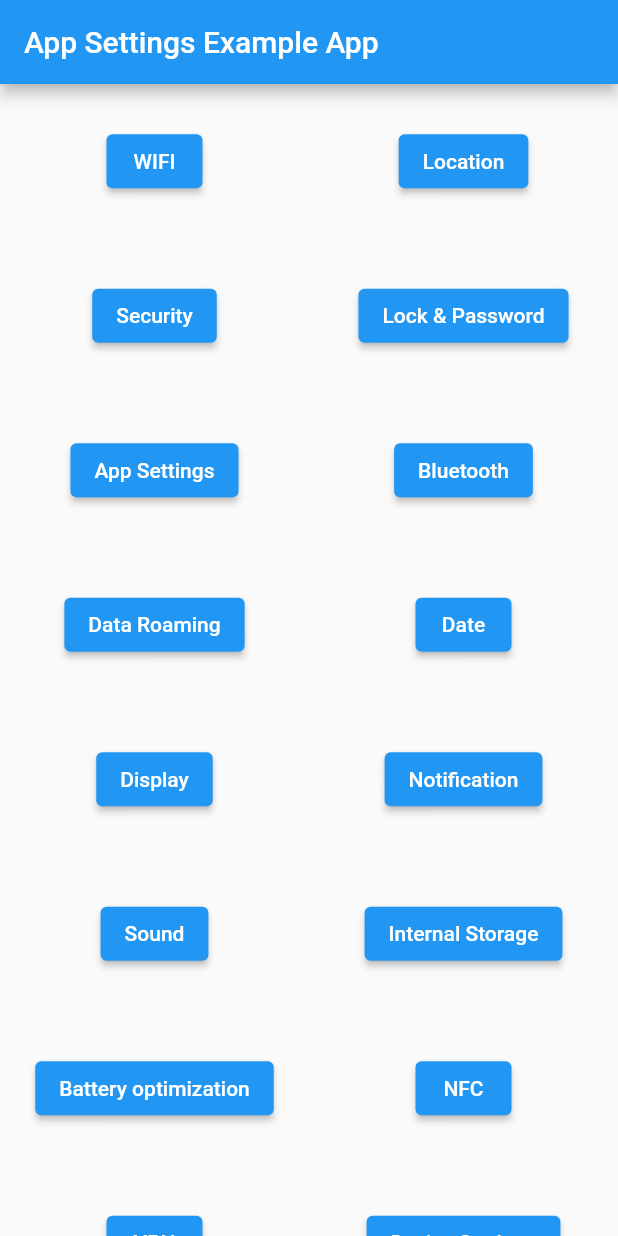
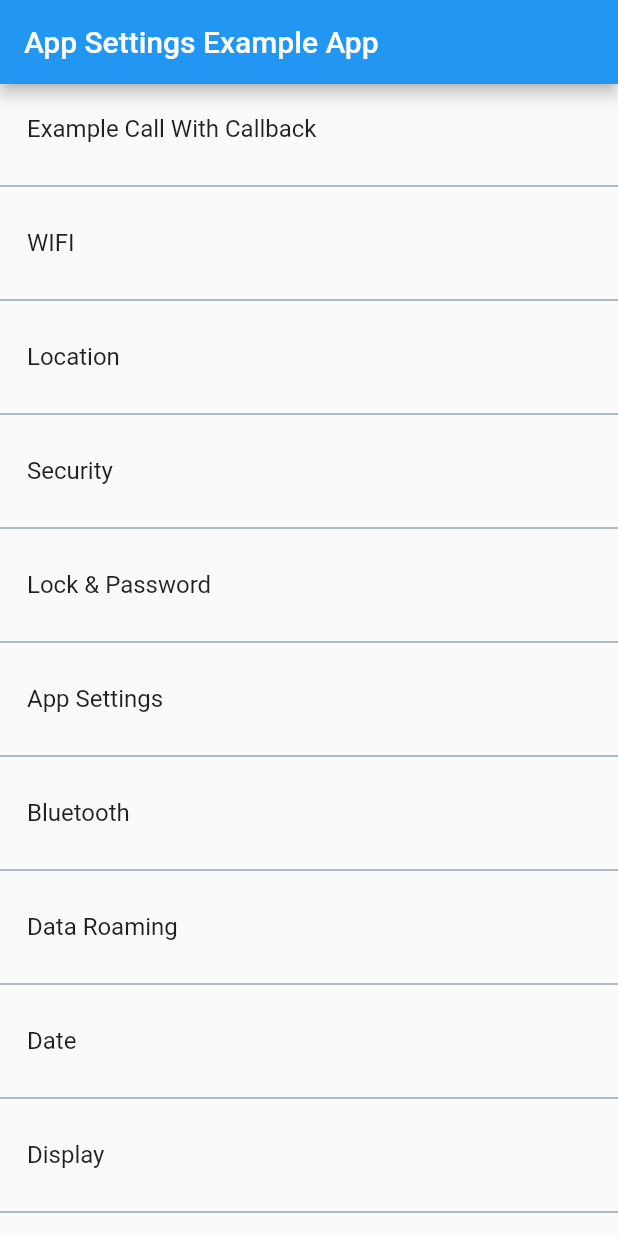
Before and after one commit to spencerccf/app_settings, a Flutter app: the screen it shows after launch, on a phone screen of 412 x 824 dp. Run offline on Flutter 3.47's test engine with Material 2 defaults, Android fonts, the phone set to English and light mode, and no system bars.

Commit message:
Adding ability to add callback to request

```diff
--- a/example/lib/main.dart
+++ b/example/lib/main.dart
@@ -38,161 +38,167 @@ class _MyAppState extends State<MyApp> {
             appBar: AppBar(
               title: const Text('App Settings Example App'),
             ),
-            body: GridView.count(
-                crossAxisCount: 2,
-                childAspectRatio: 2,
-                children: List.generate(actionItems.length, (index) {
-                  return Center(
-                      child: ButtonTheme(
-                    colorScheme: ColorScheme.dark(),
-                    minWidth: 150.0,
-                    child: actionItems[index],
-                  ));
-                }))));
+            body: ListView.separated(
+              separatorBuilder: (context, index) => Divider(
+                color: Colors.blueGrey,
+              ),
+              itemCount: actionItems.length,
+              itemBuilder: (context, index) => Padding(
+                padding: EdgeInsets.all(2.0),
+                child: actionItems[index],
+              ),
+            )));
   }
 
   List<Widget> getListOfActionButtons() {
     var actionItems = <Widget>[];
 
     actionItems.addAll([
-      ElevatedButton(
-        child: Text("WIFI"),
-        onPressed: () {
-          AppSettings.openWIFISettings();
-        },
-      ),
-      ElevatedButton(
-        child: Text("Location"),
-        onPressed: () {
+      ListTile(
+          title: Text('Example Call With Callback'),
+          minVerticalPadding: 5.0,
+          onTap: (() {
+            AppSettings.openWIFISettings(callback: () {
+              print("sample callback function called");
+            });
+          })),
+      ListTile(
+          title: Text('WIFI'),
+          minVerticalPadding: 5.0,
+          onTap: (() {
+            AppSettings.openWIFISettings();
+          })),
+      ListTile(
+        title: Text("Location"),
+        onTap: () {
           AppSettings.openLocationSettings();
         },
       ),
-      ElevatedButton(
-        child: Text("Security"),
-        onPressed: () {
+      ListTile(
+        title: Text("Security"),
+        onTap: () {
           AppSettings.openSecuritySettings();
         },
       ),
-      ElevatedButton(
-        child: Text("Lock & Password"),
-        onPressed: () {
+      ListTile(
+        title: Text("Lock & Password"),
+        onTap: () {
           AppSettings.openLockAndPasswordSettings();
         },
       ),
-      ElevatedButton(
-        child: Text("App Settings"),
-        onPressed: () {
+      ListTile(
+        title: Text("App Settings"),
+        onTap: () {
           AppSettings.openAppSettings();
         },
       ),
-      ElevatedButton(
-        child: Text("Bluetooth"),
-        onPressed: () {
+      ListTile(
+        title: Text("Bluetooth"),
+        onTap: () {
           AppSettings.openBluetoothSettings();
         },
       ),
-      ElevatedButton(
-        child: Text("Data Roaming"),
-        onPressed: () {
+      ListTile(
+        title: Text("Data Roaming"),
+        onTap: () {
           AppSettings.openDataRoamingSettings();
         },
       ),
-      ElevatedButton(
-        child: Text("Date"),
-        onPressed: () {
+      ListTile(
+        title: Text("Date"),
+        onTap: () {
           AppSettings.openDateSettings();
         },
       ),
-      ElevatedButton(
-        child: Text("Display"),
-        onPressed: () {
+      ListTile(
+        title: Text("Display"),
+        onTap: () {
           AppSettings.openDisplaySettings();
         },
       ),
-      ElevatedButton(
-        child: Text("Notification"),
-        onPressed: () {
+      ListTile(
+        title: Text("Notification"),
+        onTap: () {
           AppSettings.openNotificationSettings();
         },
       ),
-      ElevatedButton(
-        child: Text("Sound"),
-        onPressed: () {
+      ListTile(
+        title: Text("Sound"),
+        onTap: () {
           AppSettings.openSoundSettings();
         },
       ),
-      ElevatedButton(
-        child: Text("Internal Storage"),
-        onPressed: () {
+      ListTile(
+        title: Text("Internal Storage"),
+        onTap: () {
           AppSettings.openInternalStorageSettings();
         },
       ),
-      ElevatedButton(
-        child: Text("Battery optimization"),
-        onPressed: () {
+      ListTile(
+        title: Text("Battery optimization"),
+        onTap: () {
           AppSettings.openBatteryOptimizationSettings();
         },
       ),
-      ElevatedButton(
-        child: Text("NFC"),
-        onPressed: () {
+      ListTile(
+        title: Text("NFC"),
+        onTap: () {
           AppSettings.openNFCSettings();
         },
       ),
-      ElevatedButton(
-        child: Text("VPN"),
-        onPressed: () {
+      ListTile(
+        title: Text("VPN"),
+        onTap: () {
           AppSettings.openVPNSettings(
             asAnotherTask: true,
           );
         },
       ),
-      ElevatedButton(
-        child: Text("Device Settings"),
-        onPressed: () {
+      ListTile(
+        title: Text("Device Settings"),
+        onTap: () {
           AppSettings.openDeviceSettings(
             asAnotherTask: true,
           );
         },
       ),
-      ElevatedButton(
-        child: Text("Accessibility"),
-        onPressed: () {
+      ListTile(
+        title: Text("Accessibility"),
+        onTap: () {
           AppSettings.openAccessibilitySettings(
             asAnotherTask: true,
           );
         },
       ),
-      ElevatedButton(
-        child: Text("Developer"),
-        onPressed: () {
+      ListTile(
+        title: Text("Developer"),
+        onTap: () {
           AppSettings.openDevelopmentSettings(
             asAnotherTask: true,
           );
         },
       ),
-      ElevatedButton(
-        child: Text("Hotspot"),
-        onPressed: () {
+      ListTile(
+        title: Text("Hotspot"),
+        onTap: () {
           AppSettings.openHotspotSettings(
             asAnotherTask: true,
           );
         },
       ),
-      ElevatedButton(
-        child: Text("APN"),
-        onPressed: () {
+      ListTile(
+        title: Text("APN"),
+        onTap: () {
           AppSettings.openAPNSettings(asAnotherTask: true);
         },
       ),
-      ElevatedButton(
-        child: Text("Alarm & Reminders"),
-        onPressed: () {
+      ListTile(
+        title: Text("Alarm & Reminders"),
+        onTap: () {
           AppSettings.openAlarmSettings(asAnotherTask: true);
         },
       ),
     ]);
-
     return actionItems;
   }
 
--- a/lib/app_settings.dart
+++ b/lib/app_settings.dart
@@ -7,193 +7,198 @@ class AppSettings {
   static const MethodChannel _channel = const MethodChannel('app_settings');
 
   /// Future async method call to open WIFI settings.
-  static Future<void> openWIFISettings({
-    bool asAnotherTask = false,
-  }) async {
-    _channel.invokeMethod('wifi', {
+  static Future<void> openWIFISettings(
+      {bool asAnotherTask = false, Function? callback}) async {
+    await _channel.invokeMethod('wifi', {
       'asAnotherTask': asAnotherTask,
     });
+    if (callback != null) handleCallback(callback);
   }
 
   /// Future async method call to open wireless settings.
-  static Future<void> openWirelessSettings({
-    bool asAnotherTask = false,
-  }) async {
-    _channel.invokeMethod('wireless', {
+  static Future<void> openWirelessSettings(
+      {bool asAnotherTask = false, Function? callback}) async {
+    await _channel.invokeMethod('wireless', {
       'asAnotherTask': asAnotherTask,
     });
+    if (callback != null) handleCallback(callback);
   }
 
   /// Future async method call to open location settings.
-  static Future<void> openLocationSettings({
-    bool asAnotherTask = false,
-  }) async {
-    _channel.invokeMethod('location', {
+  static Future<void> openLocationSettings(
+      {bool asAnotherTask = false, Function? callback}) async {
+    await _channel.invokeMethod('location', {
       'asAnotherTask': asAnotherTask,
     });
+    if (callback != null) handleCallback(callback);
   }
 
   /// Future async method call to open security settings.
-  static Future<void> openSecuritySettings({
-    bool asAnotherTask = false,
-  }) async {
-    _channel.invokeMethod('security', {
+  static Future<void> openSecuritySettings(
+      {bool asAnotherTask = false, Function? callback}) async {
+    await _channel.invokeMethod('security', {
       'asAnotherTask': asAnotherTask,
     });
+    if (callback != null) handleCallback(callback);
   }
 
   /// Future async method call to open security settings.
-  static Future<void> openLockAndPasswordSettings({
-    bool asAnotherTask = false,
-  }) async {
-    _channel.invokeMethod('locksettings', {
+  static Future<void> openLockAndPasswordSettings(
+      {bool asAnotherTask = false, Function? callback}) async {
+    await _channel.invokeMethod('locksettings', {
       'asAnotherTask': asAnotherTask,
     });
+    if (callback != null) handleCallback(callback);
   }
 
   /// Future async method call to open bluetooth settings.
-  static Future<void> openBluetoothSettings({
-    bool asAnotherTask = false,
-  }) async {
-    _channel.invokeMethod('bluetooth', {
+  static Future<void> openBluetoothSettings(
+      {bool asAnotherTask = false, Function? callback}) async {
+    await _channel.invokeMethod('bluetooth', {
       'asAnotherTask': asAnotherTask,
     });
+    if (callback != null) handleCallback(callback);
   }
 
   /// Future async method call to open data roaming settings.
-  static Future<void> openDataRoamingSettings({
-    bool asAnotherTask = false,
-  }) async {
-    _channel.invokeMethod('data_roaming', {
+  static Future<void> openDataRoamingSettings(
+      {bool asAnotherTask = false, Function? callback}) async {
+    await _channel.invokeMethod('data_roaming', {
       'asAnotherTask': asAnotherTask,
     });
+    if (callback != null) handleCallback(callback);
   }
 
   /// Future async method call to open date settings.
-  static Future<void> openDateSettings({
-    bool asAnotherTask = false,
-  }) async {
-    _channel.invokeMethod('date', {
+  static Future<void> openDateSettings(
+      {bool asAnotherTask = false, Function? callback}) async {
+    await _channel.invokeMethod('date', {
       'asAnotherTask': asAnotherTask,
     });
+    if (callback != null) handleCallback(callback);
   }
 
   /// Future async method call to open display settings.
-  static Future<void> openDisplaySettings({
-    bool asAnotherTask = false,
-  }) async {
-    _channel.invokeMethod('display', {
-      'asAnotherTask': asAnotherTask,
-    });
+  static Future<void> openDisplaySettings(
+      {bool asAnotherTask = false, Function? callback}) async {
+    await _channel.invokeMethod('display', {'asAnotherTask': asAnotherTask});
+    if (callback != null) handleCallback(callback);
   }
 
   /// Future async method call to open notification settings.
-  static Future<void> openNotificationSettings({
-    bool asAnotherTask = false,
-  }) async {
-    _channel.invokeMethod('notification', {
+  static Future<void> openNotificationSettings(
+      {bool asAnotherTask = false, Function? callback}) async {
+    await _channel.invokeMethod('notification', {
       'asAnotherTask': asAnotherTask,
     });
+    if (callback != null) handleCallback(callback);
   }
 
   /// Future async method call to open sound settings.
-  static Future<void> openSoundSettings({
-    bool asAnotherTask = false,
-  }) async {
-    _channel.invokeMethod('sound', {
+  static Future<void> openSoundSettings(
+      {bool asAnotherTask = false, Function? callback}) async {
+    await _channel.invokeMethod('sound', {
       'asAnotherTask': asAnotherTask,
     });
+    if (callback != null) handleCallback(callback);
   }
 
   /// Future async method call to open internal storage settings.
-  static Future<void> openInternalStorageSettings({
-    bool asAnotherTask = false,
-  }) async {
-    _channel.invokeMethod('internal_storage', {
+  static Future<void> openInternalStorageSettings(
+      {bool asAnotherTask = false, Function? callback}) async {
+    await _channel.invokeMethod('internal_storage', {
       'asAnotherTask': asAnotherTask,
     });
+    if (callback != null) handleCallback(callback);
   }
 
   /// Future async method call to open battery optimization settings.
-  static Future<void> openBatteryOptimizationSettings({
-    bool asAnotherTask = false,
-  }) async {
-    _channel.invokeMethod('battery_optimization', {
+  static Future<void> openBatteryOptimizationSettings(
+      {bool asAnotherTask = false, Function? callback}) async {
+    await _channel.invokeMethod('battery_optimization', {
       'asAnotherTask': asAnotherTask,
     });
+    if (callback != null) handleCallback(callback);
   }
 
   /// Future async method call to open app specific settings screen.
-  static Future<void> openAppSettings({
-    bool asAnotherTask = false,
-  }) async {
-    _channel.invokeMethod('app_settings', {
-      'asAnotherTask': asAnotherTask,
-    });
+  static Future<void> openAppSettings(
+      {bool asAnotherTask = false, Function? callback}) async {
+    await _channel
+        .invokeMethod('app_settings', {'asAnotherTask': asAnotherTask});
+    if (callback != null) handleCallback(callback);
   }
 
   /// Future async method call to open NCF settings.
-  static Future<void> openNFCSettings({
-    bool asAnotherTask = false,
-  }) async {
-    _channel.invokeMethod('nfc', {
+  static Future<void> openNFCSettings(
+      {bool asAnotherTask = false, Function? callback}) async {
+    await _channel.invokeMethod('nfc', {
       'asAnotherTask': asAnotherTask,
     });
+    if (callback != null) handleCallback(callback);
   }
 
   /// Future async method call to open Device settings.
-  static Future<void> openDeviceSettings({
-    bool asAnotherTask = false,
-  }) async {
-    _channel.invokeMethod('device_settings', {
+  static Future<void> openDeviceSettings(
+      {bool asAnotherTask = false, Function? callback}) async {
+    await _channel.invokeMethod('device_settings', {
       'asAnotherTask': asAnotherTask,
     });
+    if (callback != null) handleCallback(callback);
   }
 
   /// Future async method call to open VPN settings.
-  static Future<void> openVPNSettings({
-    bool asAnotherTask = false,
-  }) async {
-    _channel.invokeMethod('vpn', {
+  static Future<void> openVPNSettings(
+      {bool asAnotherTask = false, Function? callback}) async {
+    await _channel.invokeMethod('vpn', {
       'asAnotherTask': asAnotherTask,
     });
+    if (callback != null) handleCallback(callback);
   }
 
   /// Future async method call to open accessibility settings.
-  static Future<void> openAccessibilitySettings({
-    bool asAnotherTask = false,
-  }) async {
-    _channel.invokeMethod('accessibility', {
+  static Future<void> openAccessibilitySettings(
+      {bool asAnotherTask = false, Function? callback}) async {
+    await _channel.invokeMethod('accessibility', {
       'asAnotherTask': asAnotherTask,
     });
+    if (callback != null) handleCallback(callback);
   }
 
   /// Future async method call to open Development settings.
   static Future<void> openDevelopmentSettings(
-      {bool asAnotherTask = false}) async {
-    _channel.invokeMethod('development', {'asAnotherTask': asAnotherTask});
+      {bool asAnotherTask = false, Function? callback}) async {
+    await _channel
+        .invokeMethod('development', {'asAnotherTask': asAnotherTask});
+    if (callback != null) handleCallback(callback);
   }
 
   /// Opening hotspot and tethering settings
-  static Future<void> openHotspotSettings({bool asAnotherTask = false}) async {
-    _channel.invokeMethod('hotspot', {'asAnotherTask': asAnotherTask});
+  static Future<void> openHotspotSettings(
+      {bool asAnotherTask = false, Function? callback}) async {
+    await _channel.invokeMethod('hotspot', {'asAnotherTask': asAnotherTask});
+    if (callback != null) handleCallback(callback);
   }
 
   /// Future async method call to open APN settings.
-  static Future<void> openAPNSettings({
-    bool asAnotherTask = false,
-  }) async {
-    _channel.invokeMethod('apn', {
+  static Future<void> openAPNSettings(
+      {bool asAnotherTask = false, Function? callback}) async {
+    await _channel.invokeMethod('apn', {
       'asAnotherTask': asAnotherTask,
     });
+    if (callback != null) handleCallback(callback);
   }
 
   /// Future async method call to open Alarms & Reminders settings.
-  static Future<void> openAlarmSettings({
-    bool asAnotherTask = false,
-  }) async {
-    _channel.invokeMethod('alarm', {
+  static Future<void> openAlarmSettings(
+      {bool asAnotherTask = false, Function? callback}) async {
+    await _channel.invokeMethod('alarm', {
       'asAnotherTask': asAnotherTask,
     });
+    if (callback != null) handleCallback(callback);
+  }
+
+  static void handleCallback(Function callback) {
+    callback();
   }
 }
--- a/pubspec.yaml
+++ b/pubspec.yaml
@@ -1,6 +1,6 @@
 name: app_settings
 description: A Flutter plugin for opening iOS and Android phone settings from an app.
-version: 4.1.9
+version: 4.2.0
 homepage: https://github.com/spencerccf/app_settings
 
 environment:
```
Also changed, not shown: pubspec.lock, 7 other files.
